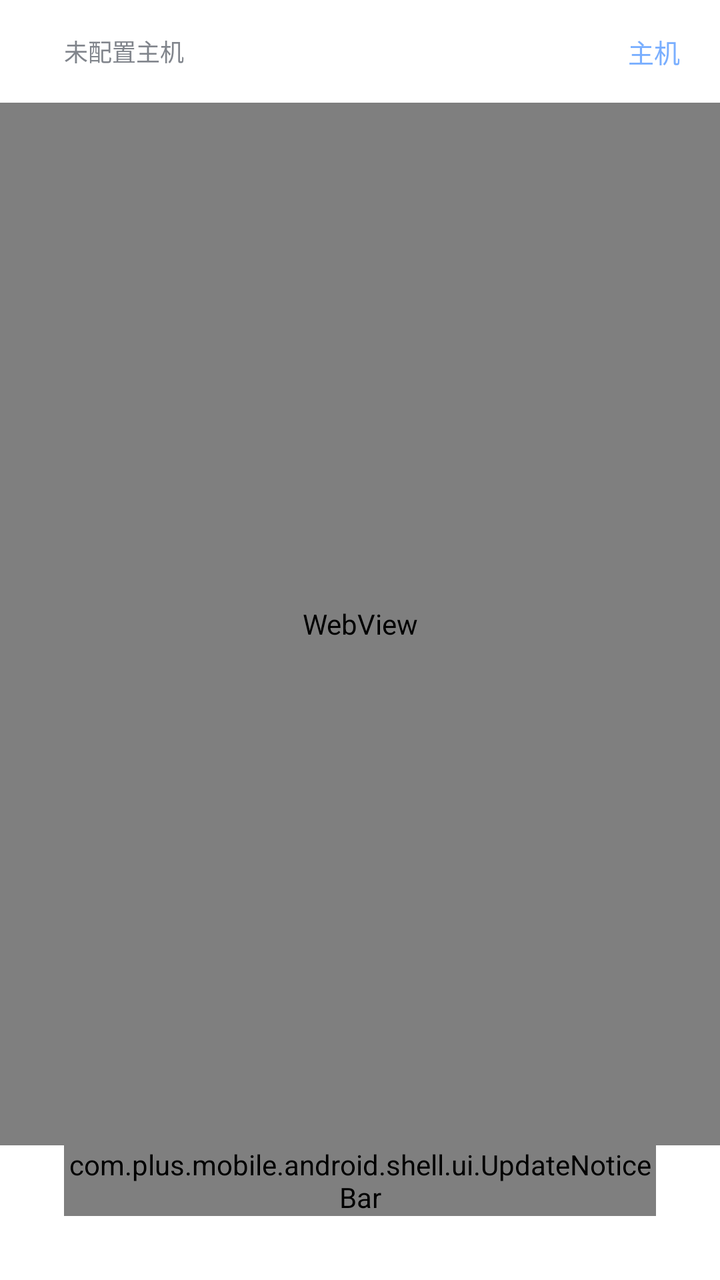
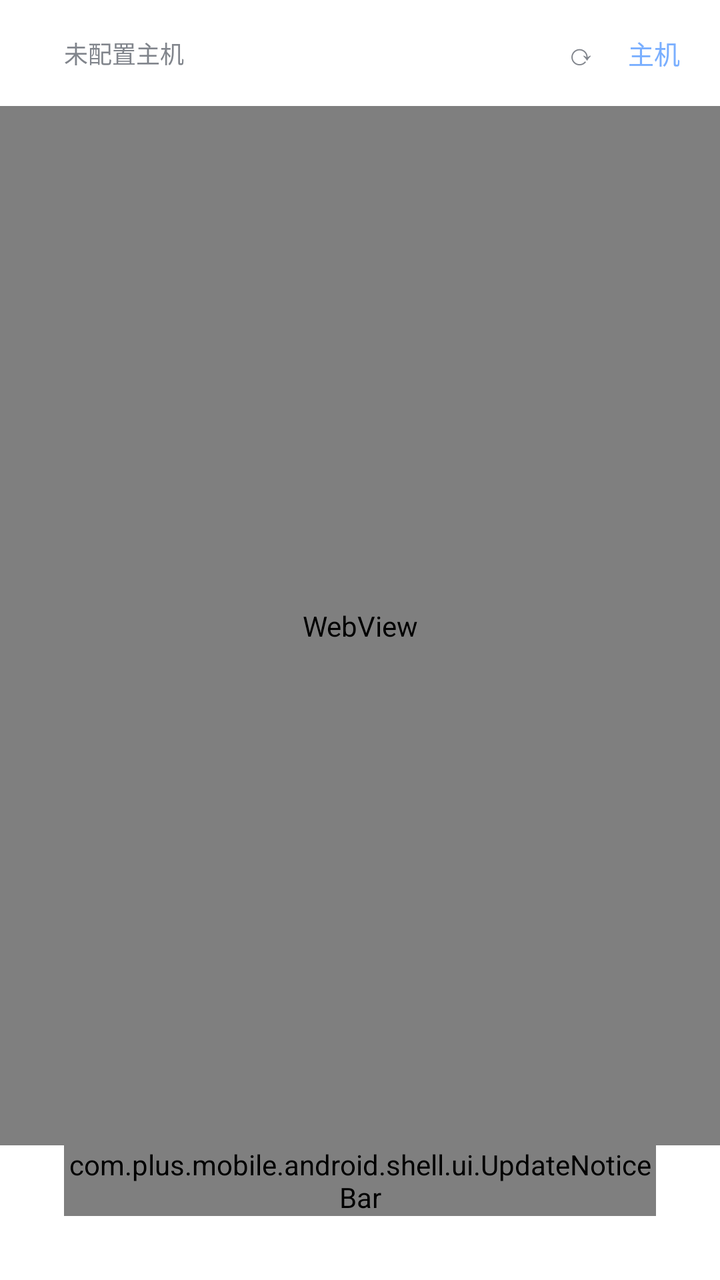

Two renders of the same Android screen: before a commit and after it. Below are the layout's source before the change and the commit's diff.
<!-- AndroidManifest.xml: application theme Theme.DshMobile -->
<!-- res/layout/activity_main.xml -->
<?xml version="1.0" encoding="utf-8"?>
<FrameLayout xmlns:android="http://schemas.android.com/apk/res/android"
    android:layout_width="match_parent"
    android:layout_height="match_parent"
    android:background="@color/dsh_bg_base"
    android:fitsSystemWindows="true">

    <LinearLayout
        android:id="@+id/main_content"
        android:layout_width="match_parent"
        android:layout_height="match_parent"
        android:orientation="vertical">

        <LinearLayout
            android:id="@+id/top_bar"
            android:layout_width="match_parent"
            android:layout_height="wrap_content"
            android:background="@color/dsh_bg_base"
            android:gravity="center_vertical"
            android:orientation="horizontal"
            android:paddingStart="16dp"
            android:paddingTop="8dp"
            android:paddingEnd="12dp"
            android:paddingBottom="8dp">

            <View
                android:id="@+id/status_dot"
                android:layout_width="@dimen/dsh_status_dot"
                android:layout_height="@dimen/dsh_status_dot"
                android:background="@drawable/bg_dot" />

            <TextView
                android:id="@+id/status_text"
                android:layout_width="0dp"
                android:layout_height="wrap_content"
                android:layout_marginStart="8dp"
                android:layout_weight="1"
                android:text="@string/status_no_host"
                android:textColor="@color/dsh_label_tertiary"
                android:textSize="12sp" />

            <TextView
                android:id="@+id/btn_manage"
                android:layout_width="wrap_content"
                android:layout_height="wrap_content"
                android:background="?android:attr/selectableItemBackground"
                android:padding="8dp"
                android:text="@string/management_entry"
                android:textColor="@color/dsh_deepseek_400"
                android:textSize="13sp" />
        </LinearLayout>

        <WebView
            android:id="@+id/web_view"
            android:layout_width="match_parent"
            android:layout_height="0dp"
            android:layout_weight="1"
            android:background="@color/dsh_bg_base" />

        
        <com.plus.mobile.android.shell.ui.UpdateNoticeBar
            android:id="@+id/update_notice"
            android:layout_width="match_parent"
            android:layout_height="wrap_content"
            android:layout_marginStart="@dimen/dsh_page_gutter"
            android:layout_marginEnd="@dimen/dsh_page_gutter"
            android:layout_marginBottom="@dimen/dsh_page_gutter" />
    </LinearLayout>

    
    <View
        android:id="@+id/host_switcher_scrim"
        android:layout_width="match_parent"
        android:layout_height="match_parent"
        android:background="@color/dsh_scrim"
        android:visibility="gone" />

    <LinearLayout
        android:id="@+id/host_switcher_sheet"
        android:layout_width="match_parent"
        android:layout_height="wrap_content"
        android:layout_gravity="bottom"
        android:background="@drawable/bg_host_sheet"
        android:orientation="vertical"
        android:visibility="gone">

        <TextView
            android:id="@+id/host_switcher_title"
            android:layout_width="match_parent"
            android:layout_height="wrap_content"
            android:paddingStart="16dp"
            android:paddingTop="14dp"
            android:paddingEnd="16dp"
            android:paddingBottom="6dp"
            android:text="@string/switcher_title"
            android:textColor="@color/dsh_label_tertiary"
            android:textSize="12sp" />

        <ScrollView
            android:id="@+id/host_switcher_scroll"
            android:layout_width="match_parent"
            android:layout_height="wrap_content"
            android:scrollbars="none">

            <LinearLayout
                android:id="@+id/host_switcher_list"
                android:layout_width="match_parent"
                android:layout_height="wrap_content"
                android:orientation="vertical" />
        </ScrollView>

        <TextView
            android:id="@+id/host_switcher_hint"
            android:layout_width="match_parent"
            android:layout_height="wrap_content"
            android:paddingStart="16dp"
            android:paddingTop="8dp"
            android:paddingEnd="16dp"
            android:paddingBottom="18dp"
            android:text="@string/switcher_hint"
            android:textColor="@color/dsh_label_caption"
            android:textSize="11sp" />
    </LinearLayout>

</FrameLayout>
<!-- resources referenced by this layout -->
<resources>
  <color name="dsh_bg_base">#FFFFFF</color>
  <color name="dsh_deepseek_400">#7AAFFF</color>
  <color name="dsh_label_caption">#ADB2B8</color>
  <color name="dsh_label_tertiary">#81858C</color>
  <color name="dsh_scrim">#66000000</color>
  <dimen name="dsh_page_gutter">32dp</dimen>
  <dimen name="dsh_status_dot">8dp</dimen>
  <!-- drawable bg_dot (drawable) -->
  <?xml version="1.0" encoding="utf-8"?>
  <shape xmlns:android="http://schemas.android.com/apk/res/android"
      android:shape="oval">
      <solid android:color="@android:color/white" />
  </shape>
  <!-- drawable bg_host_sheet (drawable) -->
  <?xml version="1.0" encoding="utf-8"?>
  <shape xmlns:android="http://schemas.android.com/apk/res/android"
      android:shape="rectangle">
      <solid android:color="@color/dsh_bg_layer_2" />
      <corners
          android:topLeftRadius="@dimen/dsh_radius_xl"
          android:topRightRadius="@dimen/dsh_radius_xl" />
  </shape>
  <string name="management_entry">主机</string>
  <string name="status_no_host">未配置主机</string>
  <string name="switcher_hint">切换 = 壳改代理目标 + 页面重载；会话在桌面侧，不丢失。</string>
  <string name="switcher_title">切换主机</string>
  <style name="Theme.DshMobile" parent="Theme.AppCompat.DayNight.NoActionBar">
          <item name="android:windowBackground">@color/dsh_bg_base</item>
          <item name="android:statusBarColor">@color/dsh_bg_base</item>
          <item name="android:navigationBarColor">@color/dsh_bg_base</item>
          <item name="android:windowLightStatusBar">true</item>
          <item name="android:windowLightNavigationBar">true</item>
      </style>
  <color name="dsh_bg_layer_2">#FFFFFF</color>
  <dimen name="dsh_radius_xl">20dp</dimen>
</resources>

<!-- the commit's change to res/layout/activity_main.xml (unified diff, before → after) -->
@@ -39,6 +39,15 @@
                 android:textColor="@color/dsh_label_tertiary"
                 android:textSize="12sp" />
 
+            <TextView
+                android:id="@+id/btn_reload"
+                android:layout_width="wrap_content"
+                android:layout_height="wrap_content"
+                android:background="?android:attr/selectableItemBackground"
+                android:padding="8dp"
+                android:text="@string/page_reload"
+                android:textColor="@color/dsh_label_tertiary"
+                android:textSize="15sp" />
             <TextView
                 android:id="@+id/btn_manage"
                 android:layout_width="wrap_content"
<!-- resource entries referenced after the edit -->
@@ -23,6 +23,7 @@
           android:topRightRadius="@dimen/dsh_radius_xl" />
   </shape>
   <string name="management_entry">主机</string>
+  <string name="page_reload">⟳</string>
   <string name="status_no_host">未配置主机</string>
   <string name="switcher_hint">切换 = 壳改代理目标 + 页面重载；会话在桌面侧，不丢失。</string>
   <string name="switcher_title">切换主机</string>
